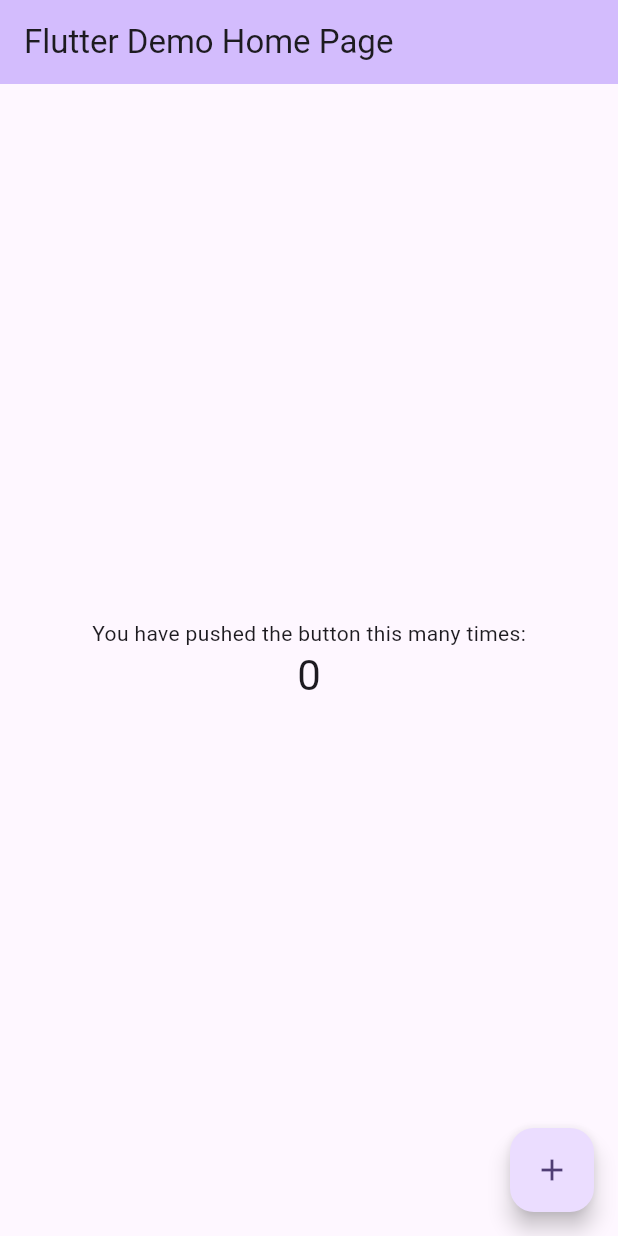
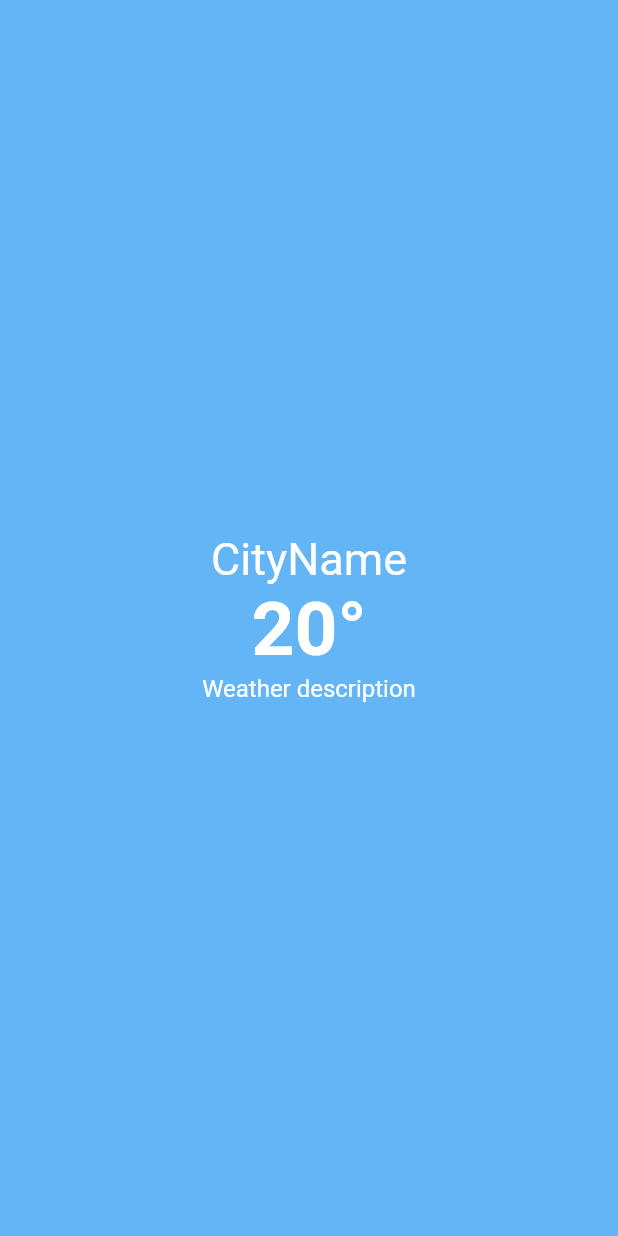
Before and after one commit to katerynaYaryfa/weather_app, a Flutter app: the screen it shows after launch, on a phone screen of 412 x 824 dp. Run offline on Flutter 3.47's test engine with Material 2 defaults, Android fonts, the phone set to English and light mode, and no system bars.

Commit message:
add CurrentWeatherScreen UI

```diff
--- /dev/null
+++ b/lib/app_text_styles.dart
@@ -0,0 +1,19 @@
+import 'package:flutter/material.dart';
+
+abstract class TextStyles {
+  static const TextStyle s16CWhite = TextStyle(
+    fontSize: 16,
+    color: Colors.white,
+  );
+
+  static const TextStyle s30CWhite = TextStyle(
+    fontSize: 30,
+    color: Colors.white,
+  );
+
+  static const TextStyle s50WBoldCWhite = TextStyle(
+    fontSize: 50,
+    fontWeight: FontWeight.bold,
+    color: Colors.white,
+  );
+}
--- /dev/null
+++ b/lib/features/current_weather/presentation/screens/current_weather_screen.dart
@@ -0,0 +1,32 @@
+import 'package:flutter/material.dart';
+import 'package:weather_app/app_text_styles.dart';
+
+class CurrentWeatherScreen extends StatelessWidget {
+  const CurrentWeatherScreen({super.key});
+
+  @override
+  Widget build(BuildContext context) {
+    return Scaffold(
+      backgroundColor: Colors.blue.shade300,
+      body: const Center(
+        child: Column(
+          mainAxisAlignment: MainAxisAlignment.center,
+          children: [
+            Text(
+              'CityName',
+              style: TextStyles.s30CWhite,
+            ),
+            Text(
+              '20°',
+              style: TextStyles.s50WBoldCWhite,
+            ),
+            Text(
+              'Weather description',
+              style: TextStyles.s16CWhite,
+            ),
+          ],
+        ),
+      ),
+    );
+  }
+}
--- a/lib/main.dart
+++ b/lib/main.dart
@@ -1,125 +1,6 @@
 import 'package:flutter/material.dart';
+import 'package:weather_app/my_app.dart';
 
 void main() {
   runApp(const MyApp());
 }
-
-class MyApp extends StatelessWidget {
-  const MyApp({super.key});
-
-  // This widget is the root of your application.
-  @override
-  Widget build(BuildContext context) {
-    return MaterialApp(
-      title: 'Flutter Demo',
-      theme: ThemeData(
-        // This is the theme of your application.
-        //
-        // TRY THIS: Try running your application with "flutter run". You'll see
-        // the application has a blue toolbar. Then, without quitting the app,
-        // try changing the seedColor in the colorScheme below to Colors.green
-        // and then invoke "hot reload" (save your changes or press the "hot
-        // reload" button in a Flutter-supported IDE, or press "r" if you used
-        // the command line to start the app).
-        //
-        // Notice that the counter didn't reset back to zero; the application
-        // state is not lost during the reload. To reset the state, use hot
-        // restart instead.
-        //
-        // This works for code too, not just values: Most code changes can be
-        // tested with just a hot reload.
-        colorScheme: ColorScheme.fromSeed(seedColor: Colors.deepPurple),
-        useMaterial3: true,
-      ),
-      home: const MyHomePage(title: 'Flutter Demo Home Page'),
-    );
-  }
-}
-
-class MyHomePage extends StatefulWidget {
-  const MyHomePage({super.key, required this.title});
-
-  // This widget is the home page of your application. It is stateful, meaning
-  // that it has a State object (defined below) that contains fields that affect
-  // how it looks.
-
-  // This class is the configuration for the state. It holds the values (in this
-  // case the title) provided by the parent (in this case the App widget) and
-  // used by the build method of the State. Fields in a Widget subclass are
-  // always marked "final".
-
-  final String title;
-
-  @override
-  State<MyHomePage> createState() => _MyHomePageState();
-}
-
-class _MyHomePageState extends State<MyHomePage> {
-  int _counter = 0;
-
-  void _incrementCounter() {
-    setState(() {
-      // This call to setState tells the Flutter framework that something has
-      // changed in this State, which causes it to rerun the build method below
-      // so that the display can reflect the updated values. If we changed
-      // _counter without calling setState(), then the build method would not be
-      // called again, and so nothing would appear to happen.
-      _counter++;
-    });
-  }
-
-  @override
-  Widget build(BuildContext context) {
-    // This method is rerun every time setState is called, for instance as done
-    // by the _incrementCounter method above.
-    //
-    // The Flutter framework has been optimized to make rerunning build methods
-    // fast, so that you can just rebuild anything that needs updating rather
-    // than having to individually change instances of widgets.
-    return Scaffold(
-      appBar: AppBar(
-        // TRY THIS: Try changing the color here to a specific color (to
-        // Colors.amber, perhaps?) and trigger a hot reload to see the AppBar
-        // change color while the other colors stay the same.
-        backgroundColor: Theme.of(context).colorScheme.inversePrimary,
-        // Here we take the value from the MyHomePage object that was created by
-        // the App.build method, and use it to set our appbar title.
-        title: Text(widget.title),
-      ),
-      body: Center(
-        // Center is a layout widget. It takes a single child and positions it
-        // in the middle of the parent.
-        child: Column(
-          // Column is also a layout widget. It takes a list of children and
-          // arranges them vertically. By default, it sizes itself to fit its
-          // children horizontally, and tries to be as tall as its parent.
-          //
-          // Column has various properties to control how it sizes itself and
-          // how it positions its children. Here we use mainAxisAlignment to
-          // center the children vertically; the main axis here is the vertical
-          // axis because Columns are vertical (the cross axis would be
-          // horizontal).
-          //
-          // TRY THIS: Invoke "debug painting" (choose the "Toggle Debug Paint"
-          // action in the IDE, or press "p" in the console), to see the
-          // wireframe for each widget.
-          mainAxisAlignment: MainAxisAlignment.center,
-          children: <Widget>[
-            const Text(
-              'You have pushed the button this many times:',
-            ),
-            Text(
-              '$_counter',
-              style: Theme.of(context).textTheme.headlineMedium,
-            ),
-          ],
-        ),
-      ),
-      floatingActionButton: FloatingActionButton(
-        onPressed: _incrementCounter,
-        tooltip: 'Increment',
-        child: const Icon(Icons.add),
-      ), // This trailing comma makes auto-formatting nicer for build methods.
-    );
-  }
-}
--- /dev/null
+++ b/lib/my_app.dart
@@ -0,0 +1,14 @@
+import 'package:flutter/material.dart';
+import 'package:weather_app/features/current_weather/presentation/screens/current_weather_screen.dart';
+
+class MyApp extends StatelessWidget {
+  const MyApp({super.key});
+
+  @override
+  Widget build(BuildContext context) {
+    return const MaterialApp(
+      debugShowCheckedModeBanner: false,
+      home: CurrentWeatherScreen(),
+    );
+  }
+}
```
